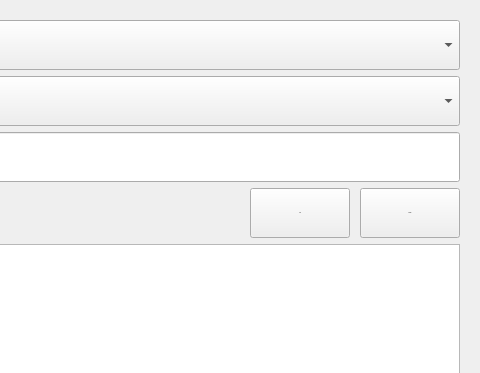
This is Source/Time-Track/clockoutform.ui in joshuawootonn/time-track as Qt 5 draws it before an edit; both pictures show x 800 to 1280 and y 0 to 373 of the 1280 by 800 pixel window. The edited form follows.
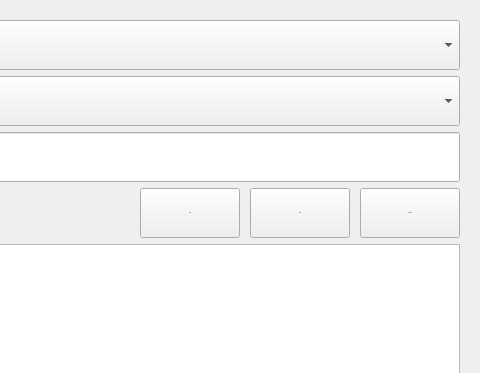
This is the edited form.

Patch:
```diff
--- a/Source/Time-Track/clockoutform.ui
+++ b/Source/Time-Track/clockoutform.ui
@@ -396,6 +396,19 @@
             </property>
            </widget>
           </item>
+          <item>
+           <widget class="QPushButton" name="Edit">
+            <property name="minimumSize">
+             <size>
+              <width>100</width>
+              <height>50</height>
+             </size>
+            </property>
+            <property name="text">
+             <string>Edit</string>
+            </property>
+           </widget>
+          </item>
           <item>
            <widget class="QPushButton" name="Delete">
             <property name="minimumSize">
```
